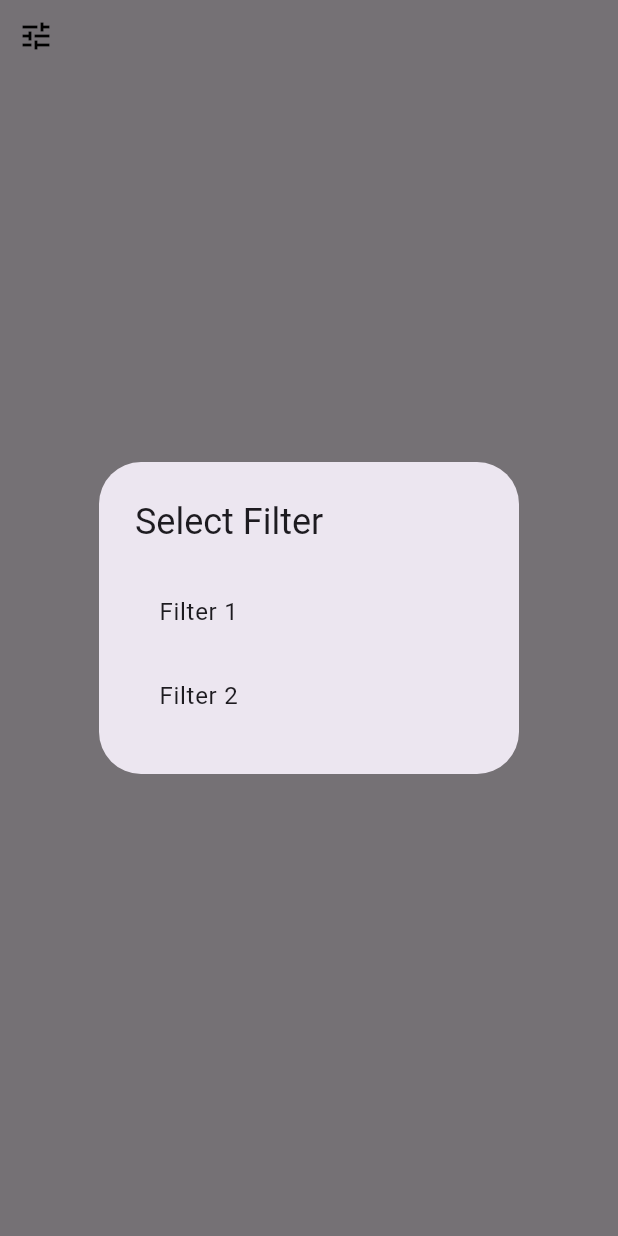
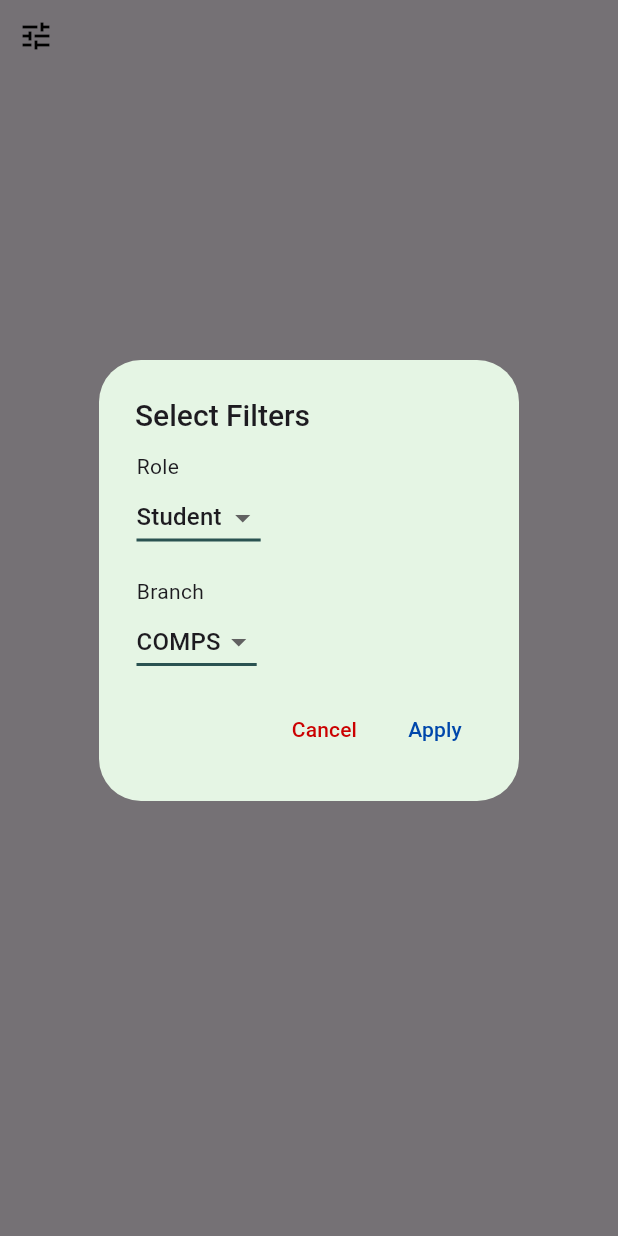
Before and after one commit to SuyeshJadhav/acamedia, a Flutter app: the FilterButton widget shown alone on an empty page, opened directly, after a tap on the "tune" icon, on a phone screen of 412 x 824 dp. Run offline on Flutter 3.47's test engine with Material 3 defaults, Android fonts, the phone set to English and light mode, and no system bars; our stand-ins replace flutter_riverpod, google_fonts, shared_preferences, toggle_switch; accounts and stored records are empty.

Commit message:
fixed issue with filter button

```diff
--- a/frontend/lib/main.dart
+++ b/frontend/lib/main.dart
@@ -1,11 +1,14 @@
 import 'package:flutter/material.dart';
+import 'package:flutter_riverpod/flutter_riverpod.dart';
 import 'package:frontend/helpers/helper_functions.dart';
 import 'package:frontend/pages/home_page.dart';
 import 'package:frontend/pages/login_page.dart';
 import 'package:frontend/util/colors.dart';
 
 void main() async {
-  runApp(const MainApp());
+  runApp(const ProviderScope(
+    child: MainApp(),
+  ));
 }
 
 class MainApp extends StatefulWidget {
--- a/frontend/lib/widgets/search_widgets/filter_button.dart
+++ b/frontend/lib/widgets/search_widgets/filter_button.dart
@@ -1,7 +1,19 @@
 import 'package:flutter/material.dart';
+import 'package:frontend/util/colors.dart';
 
-class FilterButton extends StatelessWidget {
+const List<String> roles = ['Student', 'Teacher'];
+const List<String> branch = ['COMPS', 'IT', 'MECH', 'ETRX'];
+
+class FilterButton extends StatefulWidget {
   const FilterButton({super.key});
+
+  @override
+  State<FilterButton> createState() => _FilterButtonState();
+}
+
+class _FilterButtonState extends State<FilterButton> {
+  String roleValue = roles.first;
+  String branchValue = branch.first;
 
   @override
   Widget build(BuildContext context) {
@@ -12,29 +24,15 @@ class FilterButton extends StatelessWidget {
           showDialog(
             context: context,
             builder: (BuildContext context) {
-              return AlertDialog(
-                title: Text('Select Filter'),
-                content: SingleChildScrollView(
-                  child: Column(
-                    children: [
-                      ListTile(
-                        title: Text('Filter 1'),
-                        onTap: () {
-                          // Handle selection of Filter 1
-                          Navigator.of(context).pop('Filter 1');
-                        },
-                      ),
-                      ListTile(
-                        title: Text('Filter 2'),
-                        onTap: () {
-                          // Handle selection of Filter 2
-                          Navigator.of(context).pop('Filter 2');
-                        },
-                      ),
-                      // Add more filters as needed
-                    ],
-                  ),
-                ),
+              return FilterDialog(
+                initialRole: roleValue,
+                initialBranch: branchValue,
+                onSelectionChanged: (String newRole, String newBranch) {
+                  setState(() {
+                    roleValue = newRole;
+                    branchValue = newBranch;
+                  });
+                },
               );
             },
           );
@@ -45,3 +43,112 @@ class FilterButton extends StatelessWidget {
     );
   }
 }
+
+class FilterDialog extends StatefulWidget {
+  final String initialRole;
+  final String initialBranch;
+  final Function(String, String) onSelectionChanged;
+
+  const FilterDialog({
+    super.key,
+    required this.initialRole,
+    required this.initialBranch,
+    required this.onSelectionChanged,
+  });
+
+  @override
+  State<FilterDialog> createState() => _FilterDialogState();
+}
+
+class _FilterDialogState extends State<FilterDialog> {
+  late String selectedRole;
+  late String selectedBranch;
+
+  @override
+  void initState() {
+    super.initState();
+    selectedRole = widget.initialRole;
+    selectedBranch = widget.initialBranch;
+  }
+
+  @override
+  Widget build(BuildContext context) {
+    return AlertDialog(
+      backgroundColor: AppColors.blueGreen,
+      insetPadding: const EdgeInsets.only(bottom: 50.0),
+      contentPadding:
+          const EdgeInsets.symmetric(vertical: 10.0, horizontal: 25.0),
+      title: const Text(
+        'Select Filters',
+        style: TextStyle(fontSize: 20.0, fontWeight: FontWeight.w500),
+      ),
+      content: SingleChildScrollView(
+        child: Column(
+          crossAxisAlignment: CrossAxisAlignment.start,
+          children: [
+            const Text('Role'),
+            DropdownButton<String>(
+              value: selectedRole,
+              onChanged: (newValue) {
+                setState(() {
+                  selectedRole = newValue!;
+                });
+              },
+              underline: Container(
+                height: 2,
+                color: AppColors.darkGreen, // Change underline color here
+              ),
+              items: roles.map((value) {
+                return DropdownMenuItem<String>(
+                  value: value,
+                  child: Text(value),
+                );
+              }).toList(),
+            ),
+            const SizedBox(height: 15),
+            const Text('Branch'),
+            DropdownButton<String>(
+              value: selectedBranch,
+              onChanged: (newValue) {
+                setState(() {
+                  selectedBranch = newValue!;
+                });
+              },
+              underline: Container(
+                height: 2,
+                color: AppColors.darkGreen, // Change underline color here
+              ),
+              items: branch.map((value) {
+                return DropdownMenuItem<String>(
+                  value: value,
+                  child: Text(value),
+                );
+              }).toList(),
+            ),
+          ],
+        ),
+      ),
+      actions: [
+        TextButton(
+          onPressed: () {
+            Navigator.pop(context);
+          },
+          child: const Text(
+            'Cancel',
+            style: TextStyle(color: Color.fromRGBO(203, 0, 0, 1)),
+          ),
+        ),
+        TextButton(
+          onPressed: () {
+            widget.onSelectionChanged(selectedRole, selectedBranch);
+            Navigator.pop(context);
+          },
+          child: const Text(
+            'Apply',
+            style: TextStyle(color: Color.fromRGBO(0, 71, 171, 1)),
+          ),
+        ),
+      ],
+    );
+  }
+}
```
